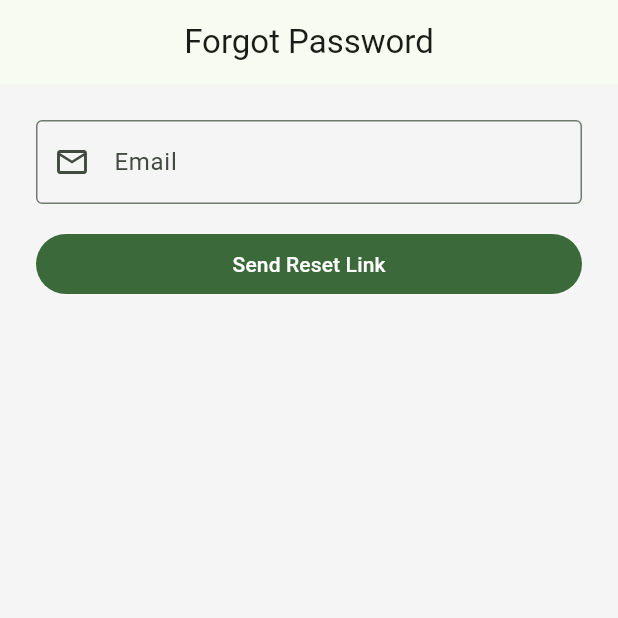
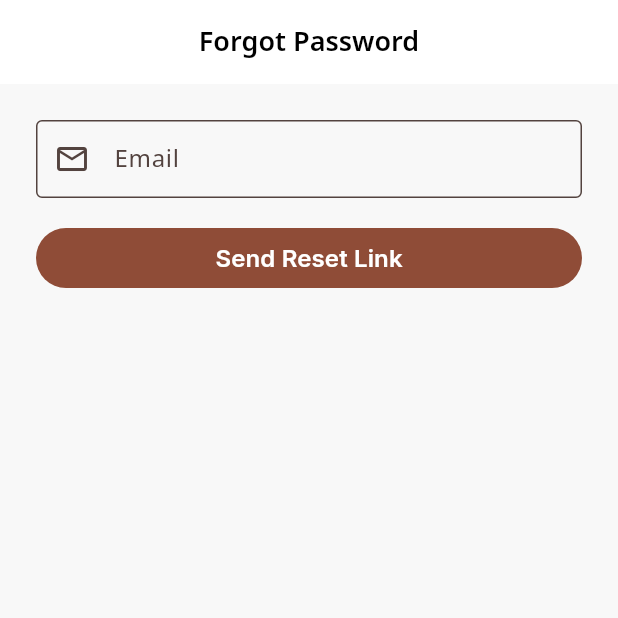
Before and after one commit to tatatitutatuay/mealtion, a Flutter app: the ForgotPasswordScreen screen opened by its route, on a phone screen of 412 x 824 dp, the top half of it. Run offline on Flutter 3.47's test engine with Material 3 defaults, Android fonts, the phone set to English and light mode, and no system bars; our stand-ins replace flutter_riverpod, go_router, image_picker, supabase_flutter; accounts and stored records are empty.

Commit message:
feat: apply Figma design system tokens to Flutter theme
- Replace green #4CAF50 palette with coral #F5A891 (Figma primary)
- Add Noto Sans Thai (400/500/600) + Inter (600) font assets
- Create typography.dart with 16 Figma text styles mapped to TextTheme
- Create spacing.dart (radius 6/8, margin 24, gap 16)
- Create shadows.dart (2-layer Figma card shadow)
- Wire all tokens into ThemeData (cards, buttons, inputs, nav bars, FAB)
- Replace hardcoded Colors.green/orange/red/grey with AppColors tokens

```diff
--- a/app/lib/core/theme/app_theme.dart
+++ b/app/lib/core/theme/app_theme.dart
@@ -1,22 +1,96 @@
 import 'package:flutter/material.dart';
 import 'colors.dart';
+import 'spacing.dart';
+import 'shadows.dart';
+import 'typography.dart';
 
 class AppTheme {
   static ThemeData get light => ThemeData(
     useMaterial3: true,
+    fontFamily: 'NotoSansThai',
     colorScheme: ColorScheme.fromSeed(
       seedColor: AppColors.primary,
       brightness: Brightness.light,
+      surface: AppColors.surface,
+      error: AppColors.error,
     ),
     scaffoldBackgroundColor: AppColors.background,
-    appBarTheme: const AppBarTheme(
+    textTheme: AppTypography.textTheme,
+    cardTheme: CardThemeData(
+      elevation: 0,
+      shape: RoundedRectangleBorder(
+        borderRadius: BorderRadius.circular(AppSpacing.radiusXs),
+      ),
+      shadowColor: AppShadows.card.first.color,
+    ),
+    appBarTheme: AppBarTheme(
       centerTitle: true,
       elevation: 0,
+      backgroundColor: AppColors.surface,
+      foregroundColor: AppColors.textPrimary,
+      titleTextStyle: AppTypography.s1.copyWith(color: AppColors.textPrimary),
     ),
-    bottomNavigationBarTheme: const BottomNavigationBarThemeData(
+    bottomNavigationBarTheme: BottomNavigationBarThemeData(
       type: BottomNavigationBarType.fixed,
+      backgroundColor: AppColors.surface,
       selectedItemColor: AppColors.primary,
       unselectedItemColor: AppColors.textSecondary,
+      selectedLabelStyle: AppTypography.b6,
+      unselectedLabelStyle: AppTypography.b5,
+    ),
+    dividerTheme: DividerThemeData(
+      color: AppColors.grey100,
+      thickness: 1,
+      space: 0,
+    ),
+    elevatedButtonTheme: ElevatedButtonThemeData(
+      style: ElevatedButton.styleFrom(
+        backgroundColor: AppColors.primary,
+        foregroundColor: AppColors.white,
+        textStyle: AppTypography.buttonLarge,
+        shape: RoundedRectangleBorder(
+          borderRadius: BorderRadius.circular(AppSpacing.radiusXs),
+        ),
+        padding: const EdgeInsets.symmetric(horizontal: 24, vertical: 14),
+      ),
+    ),
+    textButtonTheme: TextButtonThemeData(
+      style: TextButton.styleFrom(
+        foregroundColor: AppColors.primary,
+        textStyle: AppTypography.buttonMedium,
+      ),
+    ),
+    outlinedButtonTheme: OutlinedButtonThemeData(
+      style: OutlinedButton.styleFrom(
+        foregroundColor: AppColors.primary,
+        side: const BorderSide(color: AppColors.primary),
+        textStyle: AppTypography.buttonMedium,
+        shape: RoundedRectangleBorder(
+          borderRadius: BorderRadius.circular(AppSpacing.radiusXs),
+        ),
+      ),
+    ),
+    inputDecorationTheme: InputDecorationTheme(
+      filled: true,
+      fillColor: AppColors.grey50,
+      border: OutlineInputBorder(
+        borderRadius: BorderRadius.circular(AppSpacing.radiusXs),
+        borderSide: BorderSide.none,
+      ),
+      contentPadding: const EdgeInsets.symmetric(horizontal: 16, vertical: 14),
+      hintStyle: AppTypography.b3.copyWith(color: AppColors.grey500),
+    ),
+    floatingActionButtonTheme: FloatingActionButtonThemeData(
+      backgroundColor: AppColors.primary,
+      foregroundColor: AppColors.white,
+      shape: RoundedRectangleBorder(
+        borderRadius: BorderRadius.circular(AppSpacing.radiusXs),
+      ),
+    ),
+    dialogTheme: DialogThemeData(
+      shape: RoundedRectangleBorder(
+        borderRadius: BorderRadius.circular(AppSpacing.radiusXs),
+      ),
     ),
   );
 }
--- a/app/lib/core/theme/colors.dart
+++ b/app/lib/core/theme/colors.dart
@@ -1,21 +1,41 @@
 import 'package:flutter/material.dart';
 
 class AppColors {
-  static const primary = Color(0xFF4CAF50);
-  static const primaryDark = Color(0xFF388E3C);
-  static const accent = Color(0xFFFFC107);
-  static const background = Color(0xFFF5F5F5);
-  static const surface = Colors.white;
-  static const error = Color(0xFFE53935);
-  static const textPrimary = Color(0xFF212121);
-  static const textSecondary = Color(0xFF757575);
-  static const priceAffordable = Color(0xFF4CAF50);
-  static const priceModerate = Color(0xFFFFC107);
-  static const priceExpensive = Color(0xFFE53935);
-  static const heavinessLight = Color(0xFF4CAF50);
-  static const heavinessSatisfying = Color(0xFFFFC107);
-  static const heavinessHeavy = Color(0xFFE53935);
-  static const feelingLike = Color(0xFF4CAF50);
-  static const feelingNeutral = Color(0xFFFFC107);
-  static const feelingDislike = Color(0xFFE53935);
+  // Primary
+  static const primary = Color(0xFFF5A891);
+
+  // Foundation Grey
+  static const grey50 = Color(0xFFF8F8F8);
+  static const grey100 = Color(0xFFEAEAEA);
+  static const grey500 = Color(0xFFBBBBBB);
+  static const grey900 = Color(0xFF4F4F4F);
+
+  // Black & White
+  static const black = Color(0xFF000000);
+  static const white = Color(0xFFFFFFFF);
+
+  // Semantic
+  static const success = Color(0xFF0EC760);
+  static const warning = Color(0xFFFFAA0F);
+  static const error = Color(0xFFFF3D00);
+
+  // Semantic aliases for tags
+  static const priceAffordable = success;
+  static const priceModerate = warning;
+  static const priceExpensive = error;
+  static const heavinessLight = success;
+  static const heavinessSatisfying = warning;
+  static const heavinessHeavy = error;
+  static const feelingLike = success;
+  static const feelingNeutral = warning;
+  static const feelingDislike = error;
+
+  // Background
+  static const background = grey50;
+  static const surface = white;
+
+  // Text
+  static const textPrimary = black;
+  static const textSecondary = grey900;
+  static const textDisabled = grey500;
 }
--- /dev/null
+++ b/app/lib/core/theme/shadows.dart
@@ -0,0 +1,18 @@
+import 'package:flutter/material.dart';
+
+class AppShadows {
+  static const card = [
+    BoxShadow(
+      color: Color(0x1A131927),
+      offset: Offset(0, 10),
+      blurRadius: 32,
+      spreadRadius: -4,
+    ),
+    BoxShadow(
+      color: Color(0x1F131927),
+      offset: Offset(0, 6),
+      blurRadius: 14,
+      spreadRadius: -6,
+    ),
+  ];
+}
--- /dev/null
+++ b/app/lib/core/theme/spacing.dart
@@ -0,0 +1,6 @@
+class AppSpacing {
+  static const double radiusXs = 8;
+  static const double radiusTiny = 6;
+  static const double layoutMargin = 24;
+  static const double cardGap = 16;
+}
--- /dev/null
+++ b/app/lib/core/theme/typography.dart
@@ -0,0 +1,139 @@
+import 'package:flutter/material.dart';
+
+class AppTypography {
+  static const _noto = 'NotoSansThai';
+  static const _inter = 'Inter';
+
+  // Headers
+  static const h4 = TextStyle(
+    fontFamily: _noto,
+    fontWeight: FontWeight.w600,
+    fontSize: 28,
+    height: 34 / 28,
+  );
+  static const h5 = TextStyle(
+    fontFamily: _noto,
+    fontWeight: FontWeight.w600,
+    fontSize: 24,
+    height: 28 / 24,
+  );
+
+  // Section / Card titles
+  static const s1 = TextStyle(
+    fontFamily: _noto,
+    fontWeight: FontWeight.w600,
+    fontSize: 18,
+    height: 28 / 18,
+  );
+  static const s2 = TextStyle(
+    fontFamily: _noto,
+    fontWeight: FontWeight.w600,
+    fontSize: 16,
+    height: 24 / 16,
+  );
+
+  // Body
+  static const b1 = TextStyle(
+    fontFamily: _noto,
+    fontWeight: FontWeight.w400,
+    fontSize: 16,
+    height: 24 / 16,
+  );
+  static const b2 = TextStyle(
+    fontFamily: _noto,
+    fontWeight: FontWeight.w500,
+    fontSize: 16,
+    height: 24 / 16,
+  );
+
+  // Small body
+  static const b3 = TextStyle(
+    fontFamily: _noto,
+    fontWeight: FontWeight.w400,
+    fontSize: 14,
+    height: 20 / 14,
+  );
+  static const b4 = TextStyle(
+    fontFamily: _noto,
+    fontWeight: FontWeight.w500,
+    fontSize: 14,
+    height: 20 / 14,
+  );
+
+  // Captions
+  static const b5 = TextStyle(
+    fontFamily: _noto,
+    fontWeight: FontWeight.w400,
+    fontSize: 12,
+    height: 16 / 12,
+  );
+  static const b6 = TextStyle(
+    fontFamily: _noto,
+    fontWeight: FontWeight.w500,
+    fontSize: 12,
+    height: 16 / 12,
+  );
+
+  // Chips / Badges
+  static const c1 = TextStyle(
+    fontFamily: _noto,
+    fontWeight: FontWeight.w500,
+    fontSize: 14,
+    height: 20 / 14,
+  );
+  static const c2 = TextStyle(
+    fontFamily: _noto,
+    fontWeight: FontWeight.w500,
+    fontSize: 12,
+    height: 16 / 12,
+  );
+  static const c3 = TextStyle(
+    fontFamily: _noto,
+    fontWeight: FontWeight.w500,
+    fontSize: 10,
+    height: 14 / 10,
+  );
+
+  // Buttons (Inter)
+  static const buttonGiant = TextStyle(
+    fontFamily: _inter,
+    fontWeight: FontWeight.w600,
+    fontSize: 18,
+    height: 24 / 18,
+  );
+  static const buttonLarge = TextStyle(
+    fontFamily: _inter,
+    fontWeight: FontWeight.w600,
+    fontSize: 16,
+    height: 20 / 16,
+  );
+  static const buttonMedium = TextStyle(
+    fontFamily: _inter,
+    fontWeight: FontWeight.w600,
+    fontSize: 14,
+    height: 16 / 14,
+  );
+  static const buttonSmall = TextStyle(
+    fontFamily: _inter,
+    fontWeight: FontWeight.w600,
+    fontSize: 12,
+    height: 16 / 12,
+  );
+
+  /// Maps Figma text styles to Material TextTheme slots.
+  static TextTheme get textTheme => const TextTheme(
+    displayLarge: h4,
+    displayMedium: h5,
+    headlineLarge: s1,
+    headlineMedium: s2,
+    bodyLarge: b1,
+    bodyMedium: b2,
+    bodySmall: b3,
+    titleLarge: b4,
+    titleMedium: b5,
+    titleSmall: b6,
+    labelLarge: buttonLarge,
+    labelMedium: buttonMedium,
+    labelSmall: buttonSmall,
+  );
+}
--- a/app/lib/features/add_meal/screens/add_meal_sheet.dart
+++ b/app/lib/features/add_meal/screens/add_meal_sheet.dart
@@ -2,6 +2,7 @@
 import 'package:flutter/material.dart';
 import 'package:flutter_riverpod/flutter_riverpod.dart';
 import 'package:image_picker/image_picker.dart';
+import 'package:mealtion/core/theme/colors.dart';
 import '../models/add_meal_state.dart';
 import '../providers/add_meal_provider.dart';
 import '../providers/meal_api_provider.dart';
@@ -117,7 +118,7 @@
         actions: [
           TextButton(
             onPressed: () => Navigator.pop(ctx, 'discard'),
-            style: TextButton.styleFrom(foregroundColor: Colors.red),
+            style: TextButton.styleFrom(foregroundColor: AppColors.error),
             child: const Text('Discard'),
           ),
           TextButton(
--- a/app/lib/features/add_meal/widgets/heaviness_feeling_selector.dart
+++ b/app/lib/features/add_meal/widgets/heaviness_feeling_selector.dart
@@ -1,4 +1,5 @@
 import 'package:flutter/material.dart';
+import 'package:mealtion/core/theme/colors.dart';
 import '../models/add_meal_state.dart';
 
 class HeavinessFeelingSelector extends StatelessWidget {
@@ -25,9 +26,9 @@
         Wrap(
           spacing: 8,
           children: [
-            _buildHeavinessOption('Light', Heaviness.light, Colors.green),
-            _buildHeavinessOption('Satisfying', Heaviness.satisfying, Colors.orange),
-            _buildHeavinessOption('Heavy', Heaviness.heavy, Colors.red),
+            _buildHeavinessOption('Light', Heaviness.light, AppColors.success),
+            _buildHeavinessOption('Satisfying', Heaviness.satisfying, AppColors.warning),
+            _buildHeavinessOption('Heavy', Heaviness.heavy, AppColors.error),
           ],
         ),
         const SizedBox(height: 16),
@@ -36,9 +37,9 @@
         Wrap(
           spacing: 8,
           children: [
-            _buildFeelingOption('Like', Feeling.like, Colors.green),
-            _buildFeelingOption('Neutral', Feeling.neutral, Colors.orange),
-            _buildFeelingOption('Dislike', Feeling.dislike, Colors.red),
+            _buildFeelingOption('Like', Feeling.like, AppColors.success),
+            _buildFeelingOption('Neutral', Feeling.neutral, AppColors.warning),
+            _buildFeelingOption('Dislike', Feeling.dislike, AppColors.error),
           ],
         ),
       ],
--- a/app/lib/features/add_meal/widgets/photo_picker.dart
+++ b/app/lib/features/add_meal/widgets/photo_picker.dart
@@ -1,5 +1,6 @@
 import 'dart:io';
 import 'package:flutter/material.dart';
+import 'package:mealtion/core/theme/colors.dart';
 import '../models/add_meal_state.dart';
 
 class PhotoPicker extends StatelessWidget {
@@ -42,14 +43,13 @@
           Container(
             height: 120,
             decoration: BoxDecoration(
-              border: Border.all(color: Colors.grey.shade300),
+              border: Border.all(color: AppColors.grey100),
               borderRadius: BorderRadius.circular(12),
             ),
             child: Center(
               child: Text(
                 'Add at least 1 photo',
-                style: TextStyle(color: Colors.grey[500]),
-              ),
+style: TextStyle(color: AppColors.grey500),
             ),
           )
         else
@@ -81,7 +81,7 @@
                             color: Colors.black54,
                             borderRadius: BorderRadius.circular(4),
                           ),
-                          child: const Text('Cover', style: TextStyle(color: Colors.white, fontSize: 10)),
+                          child: const Text('Cover', style: TextStyle(color: AppColors.white, fontSize: 10)),
                         ),
                       ),
                     Positioned(
@@ -97,7 +97,7 @@
                             color: Colors.black54,
                             shape: BoxShape.circle,
                           ),
-                          child: const Icon(Icons.close, color: Colors.white, size: 16),
+                          child: const Icon(Icons.close, color: AppColors.white, size: 16),
                         ),
                       ),
                     ),
@@ -108,7 +108,7 @@
           ),
         if (photos.isNotEmpty)
           Text('First photo is the cover. Drag to reorder.',
-              style: TextStyle(color: Colors.grey[500], fontSize: 12)),
+              style: TextStyle(color: AppColors.grey500, fontSize: 12)),
       ],
     );
   }
--- a/app/lib/features/add_meal/widgets/price_input.dart
+++ b/app/lib/features/add_meal/widgets/price_input.dart
@@ -1,5 +1,6 @@
 import 'package:flutter/material.dart';
 import 'package:flutter/services.dart';
+import 'package:mealtion/core/theme/colors.dart';
 
 class PriceInput extends StatefulWidget {
   final double? price;
@@ -34,10 +35,10 @@
 
   Color _levelColor(String level) {
     switch (level) {
-      case 'Affordable': return Colors.green;
-      case 'Moderate': return Colors.orange;
-      case 'Expensive': return Colors.red;
-      default: return Colors.grey;
+      case 'Affordable': return AppColors.success;
+      case 'Moderate': return AppColors.warning;
+      case 'Expensive': return AppColors.error;
+      default: return AppColors.grey500;
     }
   }
 
@@ -76,7 +77,7 @@
                 child: Text(level, style: TextStyle(color: _levelColor(level), fontSize: 12)),
               ),
               const SizedBox(width: 8),
-              Text('Based on your thresholds', style: TextStyle(color: Colors.grey[500], fontSize: 12)),
+              Text('Based on your thresholds', style: TextStyle(color: AppColors.grey500, fontSize: 12)),
             ],
           ),
         ],
--- a/app/lib/features/auth/screens/forgot_password_screen.dart
+++ b/app/lib/features/auth/screens/forgot_password_screen.dart
@@ -2,6 +2,7 @@
 import 'package:flutter_riverpod/flutter_riverpod.dart';
 import 'package:go_router/go_router.dart';
 import 'package:supabase_flutter/supabase_flutter.dart';
+import 'package:mealtion/core/theme/colors.dart';
 
 class ForgotPasswordScreen extends ConsumerStatefulWidget {
   const ForgotPasswordScreen({super.key});
@@ -67,7 +68,7 @@
                     : const Text('Send Reset Link'),
               ),
             ] else ...[
-              const Icon(Icons.check_circle_outline, size: 64, color: Colors.green),
+              const Icon(Icons.check_circle_outline, size: 64, color: AppColors.success),
               const SizedBox(height: 16),
               const Text('If that email is registered, a reset link has been sent.'),
               const SizedBox(height: 16),
--- a/app/lib/features/auth/screens/login_screen.dart
+++ b/app/lib/features/auth/screens/login_screen.dart
@@ -2,6 +2,7 @@
 import 'package:flutter_riverpod/flutter_riverpod.dart';
 import 'package:go_router/go_router.dart';
 import 'package:supabase_flutter/supabase_flutter.dart';
+import 'package:mealtion/core/theme/colors.dart';
 import '../models/auth_state.dart';
 import '../providers/auth_provider.dart';
 
@@ -75,7 +76,7 @@
                   Text(
                     'Your Food Memory Journal',
                     style: Theme.of(context).textTheme.bodyLarge?.copyWith(
-                      color: Colors.grey[600],
+                      color: AppColors.textSecondary,
                     ),
                     textAlign: TextAlign.center,
                   ),
--- a/app/lib/features/auth/screens/verify_email_screen.dart
+++ b/app/lib/features/auth/screens/verify_email_screen.dart
@@ -2,6 +2,7 @@
 import 'package:flutter_riverpod/flutter_riverpod.dart';
 import 'package:go_router/go_router.dart';
 import 'package:supabase_flutter/supabase_flutter.dart';
+import 'package:mealtion/core/theme/colors.dart';
 
 class VerifyEmailScreen extends ConsumerStatefulWidget {
   final String email;
@@ -55,7 +56,7 @@
         child: Column(
           crossAxisAlignment: CrossAxisAlignment.stretch,
           children: [
-            const Icon(Icons.mark_email_unread_outlined, size: 64, color: Colors.grey),
+            const Icon(Icons.mark_email_unread_outlined, size: 64, color: AppColors.grey500),
             const SizedBox(height: 24),
             Text(
               'Check your email',
@@ -66,7 +67,7 @@
             Text(
               'We sent a verification link to ${widget.email}',
               textAlign: TextAlign.center,
-              style: TextStyle(color: Colors.grey[600]),
+              style: TextStyle(color: AppColors.textSecondary),
             ),
             const SizedBox(height: 24),
             TextField(
--- a/app/lib/features/home/screens/main_shell.dart
+++ b/app/lib/features/home/screens/main_shell.dart
@@ -1,5 +1,6 @@
 import 'package:flutter/material.dart';
 import 'package:flutter_riverpod/flutter_riverpod.dart';
+import 'package:mealtion/core/theme/colors.dart';
 import '../../add_meal/screens/add_meal_sheet.dart';
 import 'home_screen.dart';
 import 'friends_screen.dart';
@@ -62,10 +63,10 @@
         child: Column(
           mainAxisSize: MainAxisSize.min,
           children: [
-            Icon(icon, color: selected ? Theme.of(context).colorScheme.primary : Colors.grey),
+            Icon(icon, color: selected ? Theme.of(context).colorScheme.primary : AppColors.grey500),
             Text(label, style: TextStyle(
               fontSize: 11,
-              color: selected ? Theme.of(context).colorScheme.primary : Colors.grey,
+              color: selected ? Theme.of(context).colorScheme.primary : AppColors.grey500,
             )),
           ],
         ),
```
Also changed, not shown: app/pubspec.yaml (+15 -29 lines), app/assets/fonts/Inter-SemiBold.ttf (added), app/assets/fonts/NotoSansThai-Medium.ttf (added), app/assets/fonts/NotoSansThai-Regular.ttf (added), app/assets/fonts/NotoSansThai-SemiBold.ttf (added).
